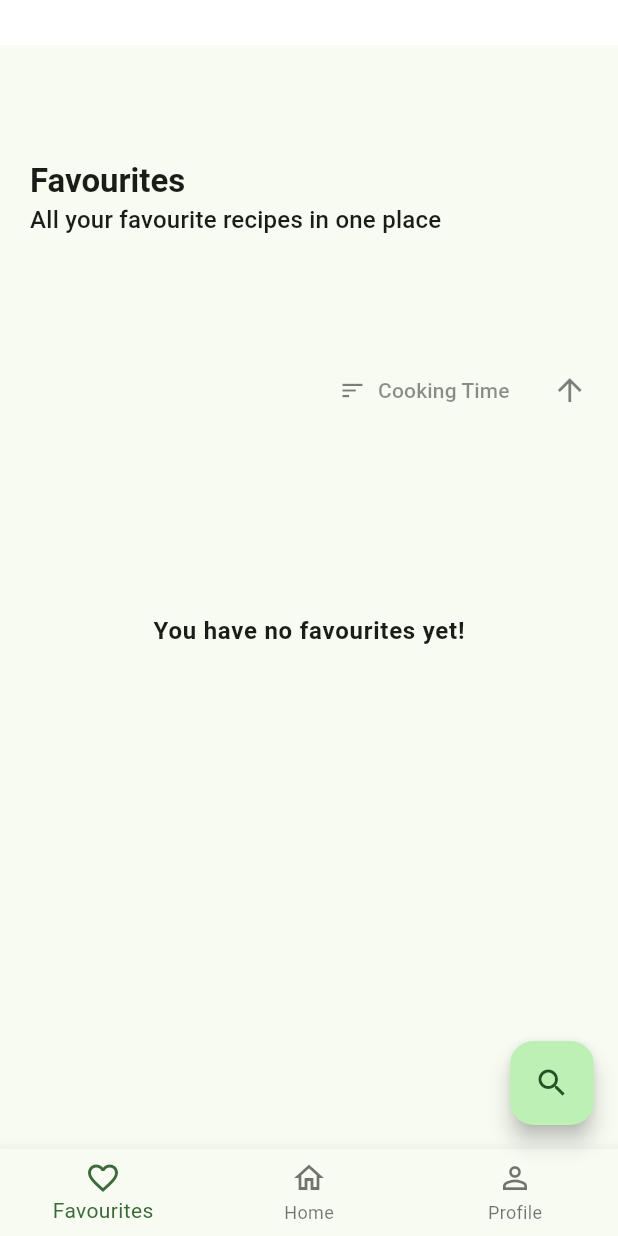
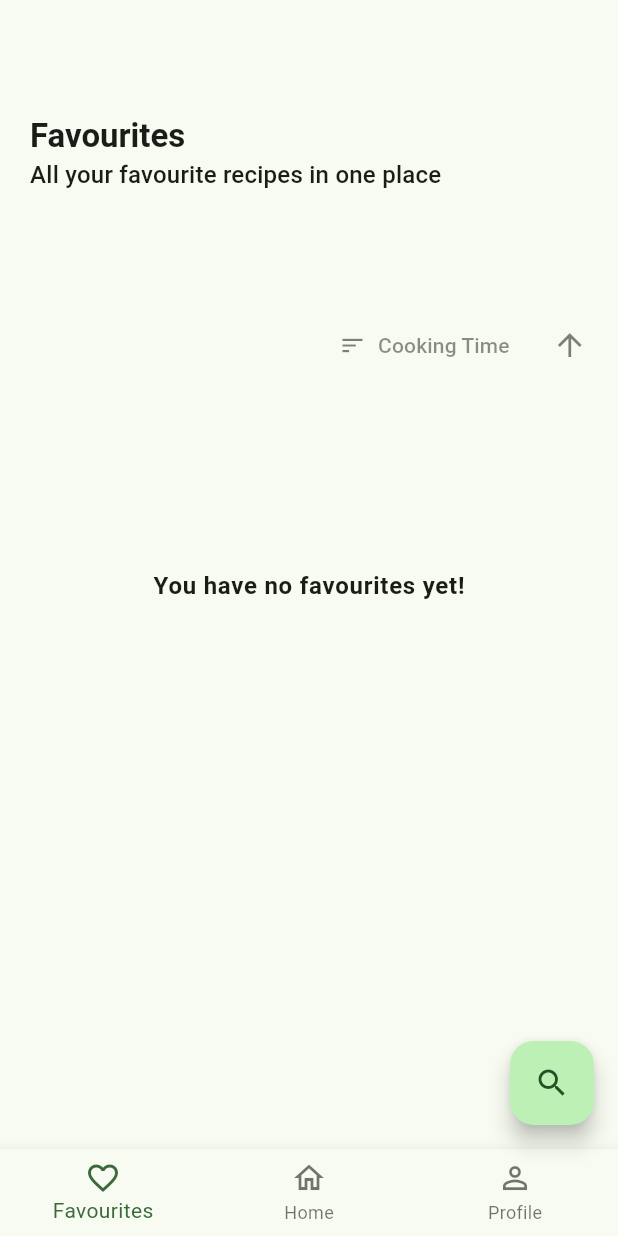
Before and after one commit to RFeiz/recipe-app, a Flutter app: the MainView screen opened by its route, after a tap on "Name", on a phone screen of 412 x 824 dp. Run offline on Flutter 3.47's test engine with Material 2 defaults, Android fonts, the phone set to English and light mode, and no system bars; drawn by our look-alikes of dynamic_color; our stand-ins replace cloud_firestore, firebase_auth, firebase_core, flutter_svg, google_sign_in, introduction_screen and 2 more; missing offline and left inert: custom_timer, flutter_ringtone_player, search_page; accounts and stored records are empty; network calls fail.

Commit message:
Fixed L bug

```diff
--- a/my_recipe/lib/main_view.dart
+++ b/my_recipe/lib/main_view.dart
@@ -44,9 +44,7 @@ class _MainViewState extends State<MainView> {
   @override
   Widget build(BuildContext context) {
     getFoodList();
-    return Container(
-      margin: const EdgeInsets.only(top: 30.0),
-      child: Scaffold(
+    return Scaffold(
       floatingActionButton: currentIndex != 2
           ? FloatingActionButton(
               onPressed: () => showSearch(
@@ -98,8 +96,7 @@ class _MainViewState extends State<MainView> {
         },
         items: const [
           BottomNavigationBarItem(
-                icon: Icon(Icons.favorite_border_outlined),
-                label: "Favourites"),
+              icon: Icon(Icons.favorite_border_outlined), label: "Favourites"),
           BottomNavigationBarItem(
               icon: Icon(Icons.home_outlined), label: "Home"),
           BottomNavigationBarItem(
@@ -107,7 +104,6 @@ class _MainViewState extends State<MainView> {
         ],
         currentIndex: currentIndex,
       ),
-      ),
     );
   }
 }
```
Lines whose indentation alone changed are shown as unchanged.
